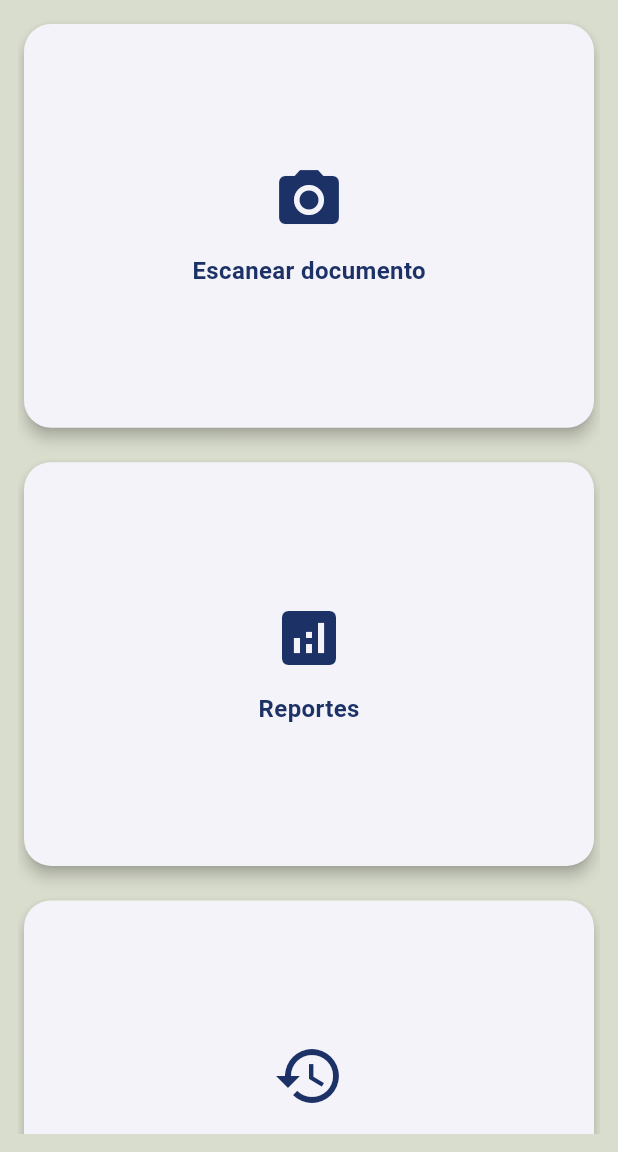
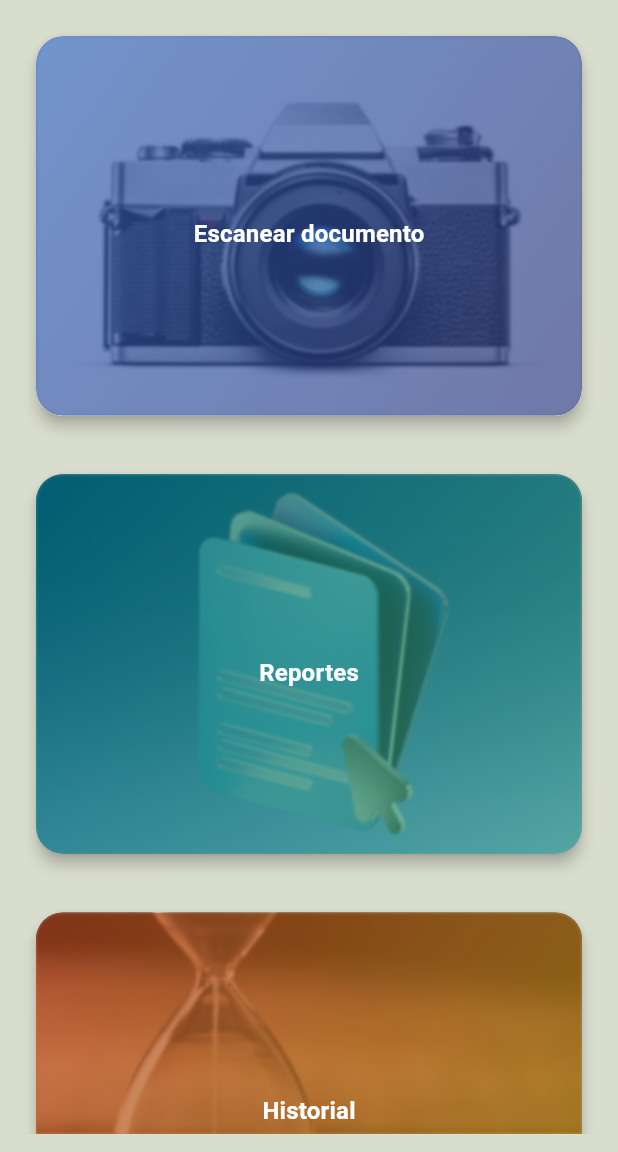
Before and after one commit to Josuesilva1/proyecto_DocuCheck, a Flutter app: the screen it shows after launch, on a phone screen of 412 x 824 dp, the part 84-1236 px from its top. Run offline on Flutter 3.47's test engine with Material 3 defaults, Android fonts, the phone set to English and light mode, and no system bars; our stand-ins replace image_picker, sqflite; missing offline and left inert: google_mlkit_text_recognition; accounts and stored records are empty.

Commit message:
colores e imagenes + difuminado de capas

```diff
--- a/lib/helpers/themeData.dart
+++ b/lib/helpers/themeData.dart
@@ -1,5 +1,4 @@
 import 'package:flutter/material.dart';
-
 
 // ===== TEMA GLOBAL DE LA APP =====
 final ThemeData appTheme = ThemeData(
@@ -7,10 +6,12 @@ final ThemeData appTheme = ThemeData(
   scaffoldBackgroundColor: const Color(0xFFD9DDCD),
   primaryColor: const Color(0xFF1C3166),
 
+  //estos se utilizaran en el card
   colorScheme: ColorScheme.fromSeed(
     seedColor: const Color(0xFF1C3166),
     primary: const Color(0xFF1C3166),
     secondary: const Color(0xFF268FBE),
+    tertiary: const Color.fromARGB(255, 38, 190, 94),
   ),
 
   // AppBar
@@ -26,9 +27,7 @@ final ThemeData appTheme = ThemeData(
       backgroundColor: const Color(0xFF268FBE),
       foregroundColor: Colors.white,
       padding: const EdgeInsets.symmetric(vertical: 14),
-      shape: RoundedRectangleBorder(
-        borderRadius: BorderRadius.circular(12),
-      ),
+      shape: RoundedRectangleBorder(borderRadius: BorderRadius.circular(12)),
     ),
   ),
 
@@ -37,14 +36,16 @@ final ThemeData appTheme = ThemeData(
     style: OutlinedButton.styleFrom(
       foregroundColor: const Color(0xFF1C3166),
       side: const BorderSide(color: Color(0xFF1C3166)),
-      shape: RoundedRectangleBorder(
-        borderRadius: BorderRadius.circular(12),
-      ),
+      shape: RoundedRectangleBorder(borderRadius: BorderRadius.circular(12)),
     ),
   ),
   //cards
-  cardTheme: CardThemeData(
-    //aqui
+  cardTheme: const CardThemeData(
+    elevation: 4,
+    margin: EdgeInsets.all(12),
+    shape: RoundedRectangleBorder(
+      borderRadius: BorderRadius.all(Radius.circular(16)),
+    ),
   ),
 
   // Textos
--- a/lib/pages/capturaPage.dart
+++ b/lib/pages/capturaPage.dart
@@ -169,9 +169,12 @@ class _CapturaPageState extends State<CapturaPage> {
                           ElevatedButton(
                             onPressed: () {
                               Navigator.pop(context);
-                              Navigator.pushNamed(context, AppRoutes.reportesPage);
+                              Navigator.pushNamed(
+                                context,
+                                AppRoutes.reportesPage,
+                              );
                             },
-                            child: const Text('Ver reportes'),
+                            child: const Text('reportes'),
                           ),
                         ],
                       );
--- a/lib/pages/menuPrincipal.dart
+++ b/lib/pages/menuPrincipal.dart
@@ -1,3 +1,5 @@
+// Función que hace que el grid se adapte a diferentes tamaños de pantalla
+import 'dart:ui'; // necesario para ImageFilter
 import 'package:flutter/material.dart';
 import 'package:flutter_app_docucheck/helpers/doubleBackExit.dart';
 import '../helpers/drawer.dart';
@@ -11,10 +13,7 @@ class MenuPrincipal extends StatelessWidget {
   Widget build(BuildContext context) {
     return DoubleBackExit(
       child: Scaffold(
-        appBar: AppBar(
-          title: const Text('DocuCheck'),
-          centerTitle: true,
-        ),
+        appBar: AppBar(title: const Text('DocuCheck'), centerTitle: true),
         drawer: buildDrawer(context),
 
         body: Padding(
@@ -33,36 +32,32 @@ class MenuPrincipal extends StatelessWidget {
                 ),
               );
             },
-
             child: GridView.count(
               crossAxisCount: getCrossAxisCount(context),
-              childAspectRatio:
-                  getCrossAxisCount(context) == 1 ? 1.4 : 1,
-
+              childAspectRatio: getCrossAxisCount(context) == 1 ? 1.4 : 1,
               crossAxisSpacing: 15,
               mainAxisSpacing: 15,
-
               children: [
-
-                _cardMenu(
+                blurredGradientCard(
                   context,
-                  Icons.camera_alt,
                   'Escanear documento',
                   AppRoutes.capturaImage,
+                  [Colors.blueAccent, Colors.indigo],
+                  'images/camara.jpg',
                 ),
-
-                _cardMenu(
+                blurredGradientCard(
                   context,
-                  Icons.analytics,
-                  "Reportes",
+                  'Reportes',
                   AppRoutes.reportesPage,
+                  [Colors.teal, Colors.greenAccent],
+                  'images/documento.jpg',
                 ),
-
-                _cardMenu(
+                blurredGradientCard(
                   context,
-                  Icons.history,
-                  "Historial",
+                  'Historial',
                   AppRoutes.historialVerificaciones,
+                  [Colors.deepOrange, Colors.amber],
+                  'images/historial.png',
                 ),
               ],
             ),
@@ -72,40 +67,74 @@ class MenuPrincipal extends StatelessWidget {
     );
   }
 
-  // Función que hace que el grid se adapte a diferentes tamaños de pantalla
-  Widget _cardMenu(
+  Widget blurredGradientCard(
     BuildContext context,
-    IconData icon,
     String title,
     String route,
+    List<Color> gradientColors,
+    String assetImage,
   ) {
     return InkWell(
       borderRadius: BorderRadius.circular(18),
       onTap: () => Navigator.pushNamed(context, route),
-
       child: Card(
-        elevation: 4,
-        shape: RoundedRectangleBorder(
-          borderRadius: BorderRadius.circular(18),
-        ),
-
-        child: Column(
-          mainAxisAlignment: MainAxisAlignment.center,
+        shape: RoundedRectangleBorder(borderRadius: BorderRadius.circular(18)),
+        child: Stack(
           children: [
-
-            Icon(
-              icon,
-              size: 48,
-              color: const Color(0xFF1C3166),
+            // Imagen de fondo
+            ClipRRect(
+              borderRadius: BorderRadius.circular(18),
+              child: Image.asset(
+                assetImage,
+                fit: BoxFit.cover,
+                width: double.infinity,
+                height: double.infinity,
+              ),
             ),
 
-            const SizedBox(height: 12),
+            // Capa difuminada + degradado encima de la imagen
+            ClipRRect(
+              borderRadius: BorderRadius.circular(18),
+              child: BackdropFilter(
+                filter: ImageFilter.blur(sigmaX: 1, sigmaY: 1),
+                child: Container(
+                  decoration: BoxDecoration(
+                    gradient: LinearGradient(
+                      colors: gradientColors
+                          .map((c) => c.withOpacity(0.6))
+                          .toList(),
+                      begin: Alignment.topLeft,
+                      end: Alignment.bottomRight,
+                    ),
+                    borderRadius: BorderRadius.circular(18),
+                  ),
+                ),
+              ),
+            ),
 
-            Text(
-              title,
-              style: const TextStyle(
-                fontSize: 16,
-                fontWeight: FontWeight.w600,
+            // Overlay oscuro ligero
+            ClipRRect(
+              borderRadius: BorderRadius.circular(18),
+              child: Container(
+                color: Colors.black.withOpacity(0.2),
+                width: double.infinity,
+                height: double.infinity,
+              ),
+            ),
+
+            // Contenido texto
+            Center(
+              child: Column(
+                mainAxisSize: MainAxisSize.min,
+                children: [
+                  const SizedBox(height: 12),
+                  Text(
+                    title,
+                    style: Theme.of(
+                      context,
+                    ).textTheme.titleMedium?.copyWith(color: Colors.white),
+                  ),
+                ],
               ),
             ),
           ],
--- a/pubspec.yaml
+++ b/pubspec.yaml
@@ -65,6 +65,9 @@ flutter:
   # To add assets to your application, add an assets section, like this:
   assets:
     - images/logo.png
+    - images/camara.jpg
+    - images/documento.jpg
+    - images/historial.png
   #   - images/a_dot_ham.jpeg
 
   # An image asset can refer to one or more resolution-specific "variants", see
```
Also changed, not shown: lib/helpers/menuItems.dart (+2 -5 lines), images/camara.jpg (added), images/documento.jpg (added), images/historial.png (added).
